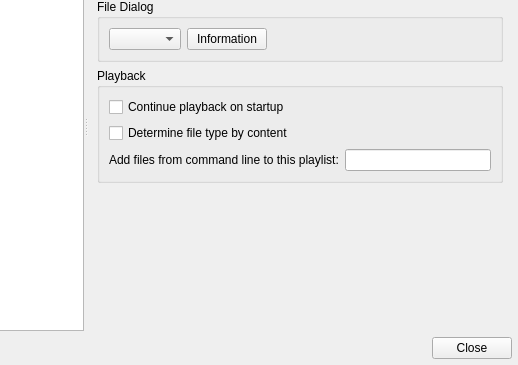
Before: the Qt Designer form src/qmmpui/forms/configdialog.ui in ksv1986/qmmp-staging, drawn with Qt 5; both pictures show x 162 to 680 and y 90 to 455 of the 680 by 455 pixel window.
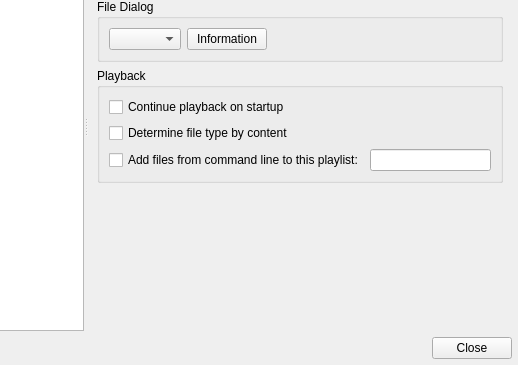
After: the same form once the commit is applied. The open tabs and pages were chosen to show the change. Icons and pictures are not drawn.

```diff
--- a/src/qmmpui/forms/configdialog.ui
+++ b/src/qmmpui/forms/configdialog.ui
@@ -458,7 +458,7 @@
             </widget>
            </item>
            <item row="2" column="0">
-            <widget class="QLabel" name="label_3">
+            <widget class="QCheckBox" name="defaultPlayListCheckBox">
              <property name="text">
               <string>Add files from command line to this playlist:</string>
              </property>
```
Left out of the diff: 44 changed lines with no effect on the pictures.
